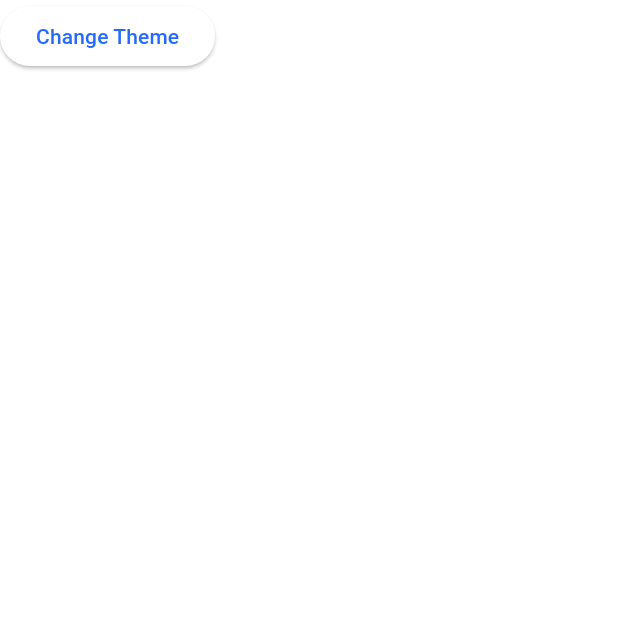
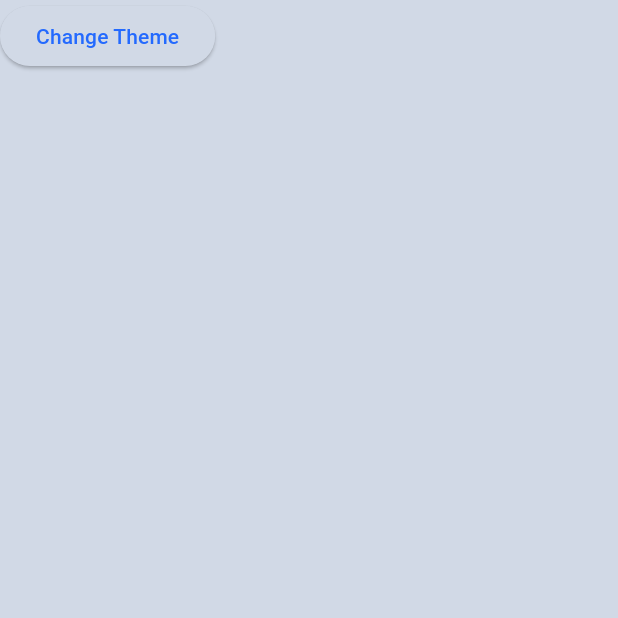
Before and after one commit to LokmanHossen/BMI-Calculate-App-Flutter, a Flutter app: the screen it shows after launch, on a phone screen of 412 x 824 dp, the top half of it. Run offline on Flutter 3.47's test engine with Material 2 defaults, Android fonts, the phone set to English and light mode, and no system bars; our stand-ins replace get.

Commit message:
Add Theme data

```diff
--- a/lib/configs/theme.dart
+++ b/lib/configs/theme.dart
@@ -5,8 +5,8 @@ var lightTheme = ThemeData(
   useMaterial3: true,
   colorScheme: const ColorScheme.light(
     primary: lightPrimaryColor,
-    background: lightBColor,
-    onBackground: lightFontColor,
+    surface: lightBColor,
+    onSurface: lightFontColor,
     primaryContainer: lightDeepColor,
     onPrimaryContainer: lightFontColor,
     onSecondaryContainer: lightLabelColor,
@@ -16,8 +16,8 @@ var darkTheme = ThemeData(
   useMaterial3: true,
   colorScheme: const ColorScheme.dark(
     primary: darkPrimaryColor,
-    background: darkBColor,
-    onBackground: darkFontColor,
+    surface: darkBColor,
+    onSurface: darkFontColor,
     primaryContainer: darkDeepColor,
     onPrimaryContainer: darkFontColor,
     onSecondaryContainer: darkLabelColor,
```
